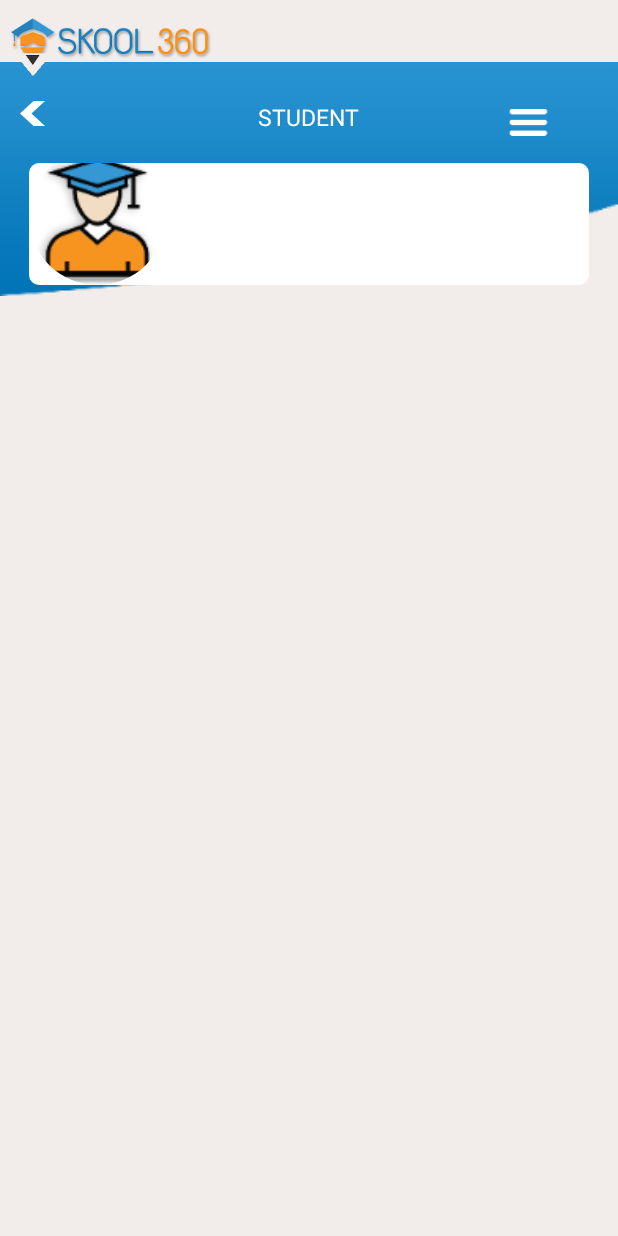
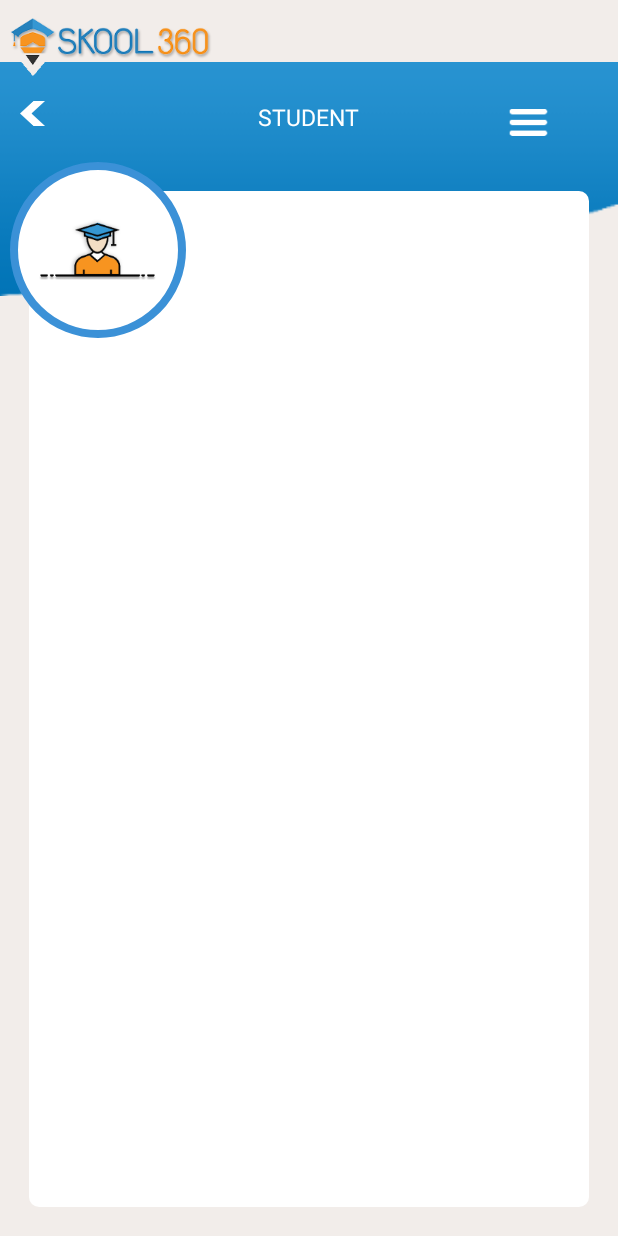
Before and after one commit to Adms1/Shilaj_Admin, an Android app: the screen it shows after launch (DashboardActivity), after a tap on "Student", on a phone screen of 412 x 824 dp. Run offline under Robolectric (Android 15) with nearby library versions, the phone set to English and light mode, and no system bars; our stand-ins replace data binding, sdp/ssp sizes; 2 statements that could not run were skipped.

Commit message:
Today Commit

```diff
--- a/app/src/main/res/drawable/ciclre_shape.xml
+++ b/app/src/main/res/drawable/ciclre_shape.xml
@@ -1,13 +1,21 @@
 <?xml version="1.0" encoding="utf-8"?>
-<shape
-    xmlns:android="http://schemas.android.com/apk/res/android"
-    android:shape="oval">
+<selector xmlns:android="http://schemas.android.com/apk/res/android">
+    <item>
+        <!--
+            android:shape
+                Keyword. Defines the type of shape. Valid values are:
 
-    <stroke
-        android:width="@dimen/_2sdp"
-        android:color="@color/orange"/>
-
-    <size
-        android:width="@dimen/_120sdp"
-        android:height="@dimen/_120sdp"/>
-</shape>
+                    rectangle : A rectangle that fills the containing View. This is the default shape.
+                    oval : An oval shape that fits the dimensions of the containing View.
+                    line : A horizontal line that spans the width of the containing View. This
+                           shape requires the <stroke> element to define the width of the line.
+                    ring : A ring shape.
+        -->
+        <shape android:shape="oval">
+            <solid android:color="@color/app_bg"/>
+            <stroke android:color="#3b91d7" android:width="5dp"/>
+            <!-- Set the same value for both width and height to get a circular shape -->
+            <size android:width="250dp" android:height="250dp"/>
+        </shape>
+    </item>
+</selector>
--- a/app/src/main/res/layout/fragment_student.xml
+++ b/app/src/main/res/layout/fragment_student.xml
@@ -69,29 +69,38 @@
                 android:layout_width="match_parent"
                 android:layout_height="match_parent"
                 android:layout_below="@+id/center"
-                android:layout_marginTop="-95dp">
+                android:layout_marginTop="-89dp">
 
-                <LinearLayout
+                <RelativeLayout
+                    android:orientation="vertical"
                     android:layout_width="match_parent"
-                    android:layout_height="wrap_content"
-                    android:layout_marginBottom="@dimen/_10sdp"
-                    android:layout_marginLeft="@dimen/_15sdp"
-                    android:layout_marginRight="@dimen/_15sdp"
-                    android:layout_marginTop="@dimen/_5sdp"
+                    android:layout_height="match_parent"
                     android:background="@drawable/grid_shape"
-                    android:orientation="horizontal">
-
-                    <de.hdodenhof.circleimageview.CircleImageView
-                        android:layout_width="@dimen/_70sdp"
-                        android:layout_height="@dimen/_70sdp"
-                        android:src="@drawable/student"
-                        app:border_width="@dimen/_2sdp"
-                        app:border_color="@color/light_blue"
-                        android:layout_marginTop="-10dp"/>
+                    android:layout_margin="@dimen/_15sdp"
+                    android:id="@+id/relativeLayout3">
 
 
-                </LinearLayout>
+                </RelativeLayout>
 
+                <RelativeLayout
+                    android:id="@+id/relativeLayout2"
+                    android:layout_width="@dimen/_90sdp"
+                    android:layout_height="@dimen/_90sdp"
+                    android:background="@drawable/ciclre_shape"
+                    android:layout_alignParentTop="true"
+                    android:layout_alignParentLeft="true"
+                    android:layout_marginLeft="@dimen/_5sdp"
+                    android:layout_alignParentStart="true">
+
+                   <ImageView
+                        android:id="@+id/circleImageView"
+                        android:layout_width="@dimen/_60sdp"
+                        android:layout_height="@dimen/_60sdp"
+                        android:src="@drawable/student"
+                       android:layout_centerVertical="true"
+                       android:layout_centerHorizontal="true" />
+
+                </RelativeLayout>
             </RelativeLayout>
 
             <ImageView
@@ -109,6 +118,7 @@
                 android:src="@drawable/logo" />
 
 
+
         </RelativeLayout>
     </android.support.constraint.ConstraintLayout>
 </layout>
```
Also changed, not shown: app/src/main/res/drawable-xxxhdpi/round_blue.png (added).
